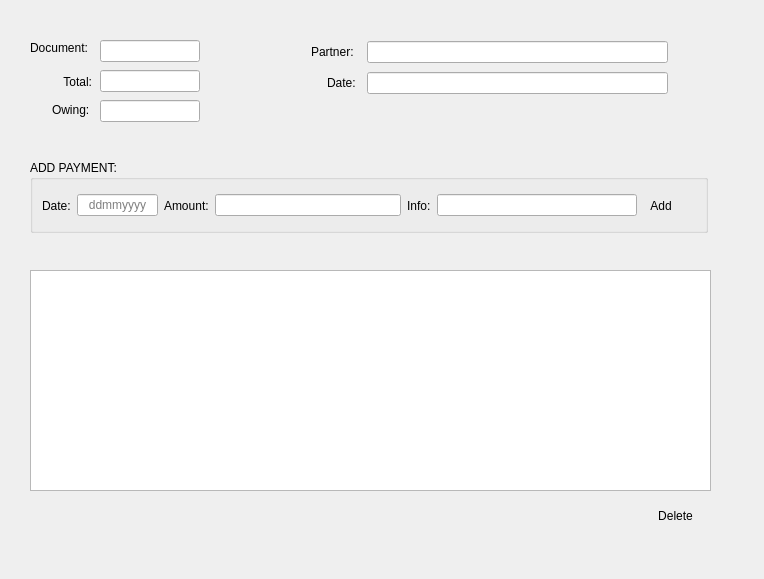
Above: uis/payments_form.ui from andrei219/euromedia before the change. Below: the same form after it.
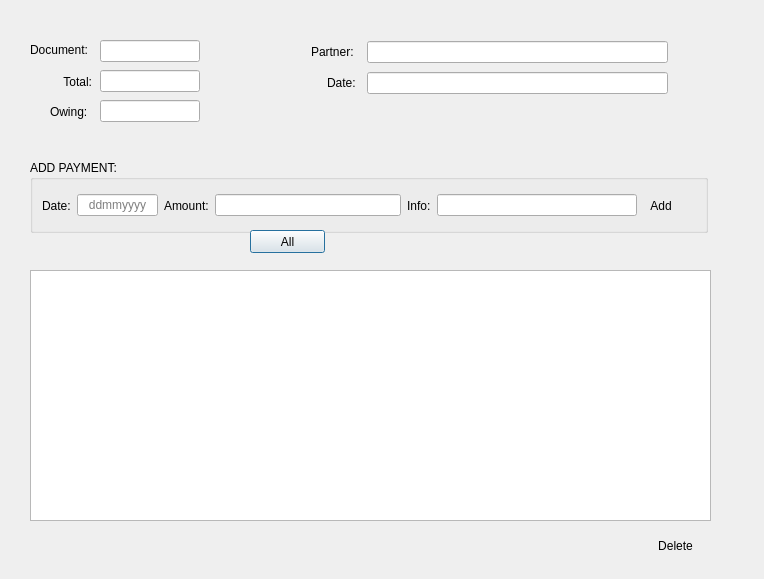
That is the form after the change. Icons and pictures are not drawn.

Patch:
```diff
--- a/uis/payments_form.ui
+++ b/uis/payments_form.ui
@@ -32,7 +32,7 @@
      <x>30</x>
      <y>270</y>
      <width>681</width>
-     <height>221</height>
+     <height>251</height>
     </rect>
    </property>
   </widget>
@@ -40,7 +40,7 @@
    <property name="geometry">
     <rect>
      <x>640</x>
-     <y>500</y>
+     <y>530</y>
      <width>71</width>
      <height>31</height>
     </rect>
@@ -77,7 +77,7 @@
    <property name="title">
     <string>ADD PAYMENT:</string>
    </property>
-   <widget class="QWidget" name="">
+   <widget class="QWidget" name="layoutWidget">
     <property name="geometry">
      <rect>
       <x>12</x>
@@ -233,8 +233,8 @@
     <rect>
      <x>30</x>
      <y>40</y>
-     <width>63</width>
-     <height>16</height>
+     <width>71</width>
+     <height>20</height>
     </rect>
    </property>
    <property name="text">
@@ -244,10 +244,10 @@
   <widget class="QLabel" name="label_5">
    <property name="geometry">
     <rect>
-     <x>52</x>
+     <x>50</x>
      <y>102</y>
-     <width>40</width>
-     <height>16</height>
+     <width>51</width>
+     <height>20</height>
     </rect>
    </property>
    <property name="text">
@@ -285,9 +285,9 @@
   <widget class="QLabel" name="label_4">
    <property name="geometry">
     <rect>
-     <x>41</x>
+     <x>31</x>
      <y>72</y>
-     <width>51</width>
+     <width>61</width>
      <height>20</height>
     </rect>
    </property>
@@ -326,7 +326,7 @@
     <bool>true</bool>
    </property>
   </widget>
-  <widget class="QWidget" name="">
+  <widget class="QWidget" name="layoutWidget">
    <property name="geometry">
     <rect>
      <x>327</x>
@@ -370,7 +370,7 @@
     </item>
    </layout>
   </widget>
-  <widget class="QWidget" name="">
+  <widget class="QWidget" name="layoutWidget">
    <property name="geometry">
     <rect>
      <x>311</x>
@@ -426,6 +426,25 @@
     </item>
    </layout>
   </widget>
+  <widget class="QPushButton" name="all">
+   <property name="geometry">
+    <rect>
+     <x>250</x>
+     <y>230</y>
+     <width>75</width>
+     <height>23</height>
+    </rect>
+   </property>
+   <property name="text">
+    <string>All</string>
+   </property>
+   <property name="autoDefault">
+    <bool>false</bool>
+   </property>
+   <property name="default">
+    <bool>true</bool>
+   </property>
+  </widget>
  </widget>
  <tabstops>
   <tabstop>date_line_edit</tabstop>
```
